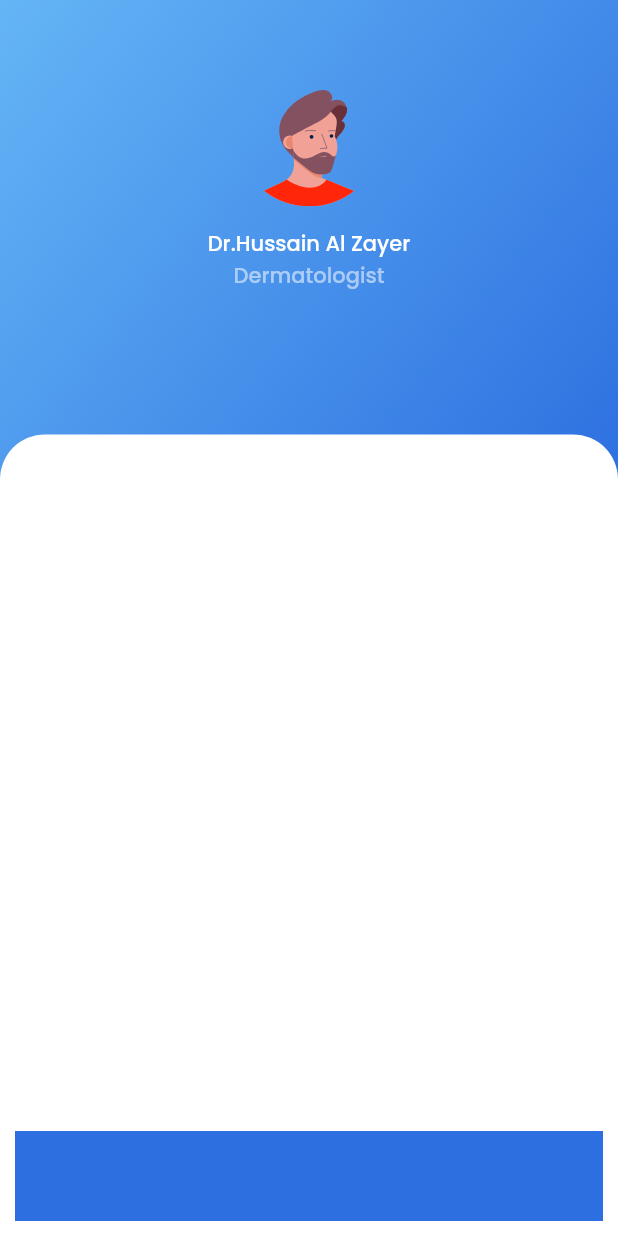
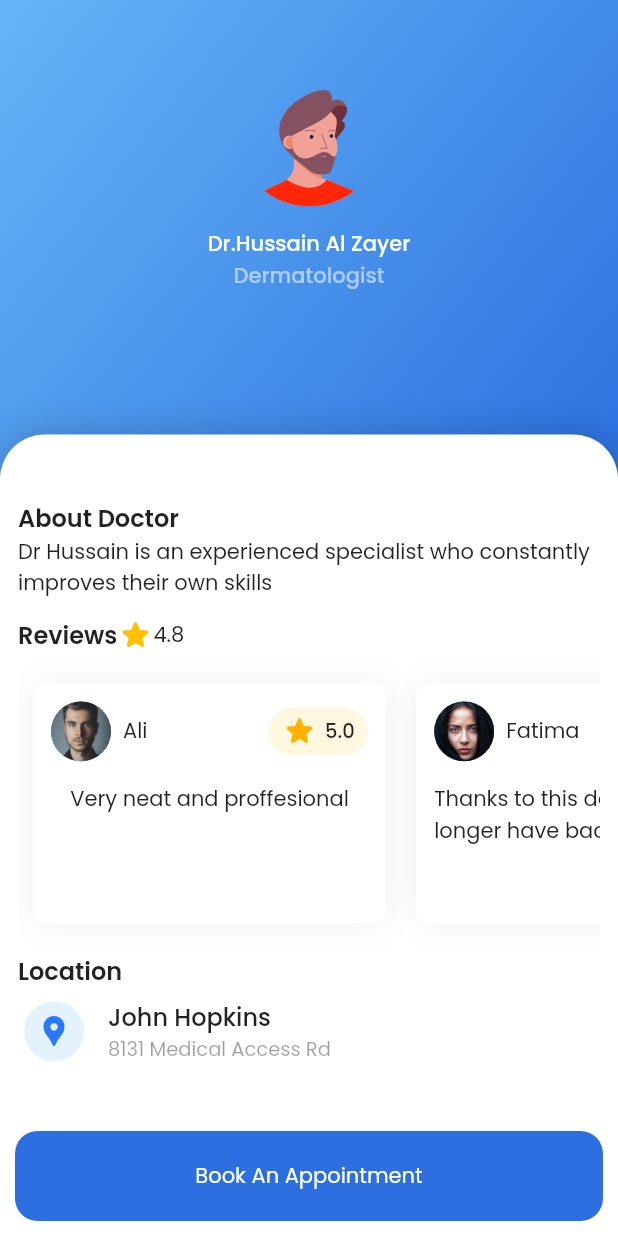
Before and after one commit to niassuh1/yaha, a Flutter app: the screen it shows after launch, after a tap on an icon or button, on a phone screen of 412 x 824 dp. Run offline on Flutter 3.47's test engine with Material 2 defaults, Android fonts, the phone set to English and light mode, and no system bars; our stand-ins replace flutter_svg, font_awesome_flutter, persistent_bottom_nav_bar.

Commit message:
More modifications to UI

```diff
--- a/lib/entities/doctor.dart
+++ b/lib/entities/doctor.dart
@@ -4,11 +4,20 @@ class Doctor {
   final String specialization;
   final double rating;
   final double phoneNumber;
+  final Location location;
 
-  const Doctor(
-      {required this.firstName,
-      required this.lastName,
-      required this.rating,
-      required this.specialization,
-      required this.phoneNumber});
+  const Doctor({
+    required this.firstName,
+    required this.lastName,
+    required this.rating,
+    required this.specialization,
+    required this.phoneNumber,
+    required this.location,
+  });
 }
+
+class Location {
+  final String locationName;
+  final String locationDetails;
+  const Location({required this.locationName, required this.locationDetails});
+}
--- /dev/null
+++ b/lib/entities/prescription.dart
@@ -0,0 +1,9 @@
+import 'package:flutter/material.dart';
+
+class Prescription {
+  final IconData icon;
+  final String title;
+  final String instruction;
+  const Prescription(
+      {required this.icon, required this.title, required this.instruction});
+}
--- /dev/null
+++ b/lib/entities/review.dart
@@ -0,0 +1,35 @@
+class Review {
+  final String reviewerName;
+  final double rating;
+  final String descripiton;
+  final String reviewerImage;
+  const Review(
+      {required this.reviewerName,
+      required this.rating,
+      required this.descripiton,
+      required this.reviewerImage});
+}
+
+List<Review> reviews = [
+  Review(
+    reviewerName: 'Ali',
+    rating: 5.0,
+    descripiton: 'Very neat and proffesional',
+    reviewerImage: 'assets/images/avatar1.jpg',
+  ),
+  Review(
+      reviewerName: 'Fatima',
+      rating: 5.0,
+      descripiton: 'Thanks to this doctor I no longer have back problems',
+      reviewerImage: 'assets/images/avatar2.jpg'),
+  Review(
+      reviewerName: 'Yousef',
+      rating: 4.5,
+      descripiton: 'Excellent and experienced doctor',
+      reviewerImage: 'assets/images/avatar3.jpg'),
+  Review(
+      reviewerName: 'Aya',
+      rating: 4.5,
+      descripiton: 'Would recommend again!',
+      reviewerImage: 'assets/images/avatar4.jpg'),
+];
--- a/lib/main.dart
+++ b/lib/main.dart
@@ -1,4 +1,6 @@
 import 'package:flutter/material.dart';
+import 'package:flutter_svg/flutter_svg.dart';
+import 'package:persistent_bottom_nav_bar/persistent-tab-view.dart';
 import 'package:yaha/constants.dart';
 import 'package:yaha/screens/home.dart';
 
@@ -6,19 +8,64 @@ void main() {
   runApp(MyApp());
 }
 
-class MyApp extends StatelessWidget {
+class MyApp extends StatefulWidget {
   const MyApp({Key? key}) : super(key: key);
+
+  @override
+  _MyAppState createState() => _MyAppState();
+}
+
+class _MyAppState extends State<MyApp> {
+  PersistentTabController _controller =
+      PersistentTabController(initialIndex: 0);
 
   @override
   Widget build(BuildContext context) {
     return MaterialApp(
       debugShowCheckedModeBanner: false,
       theme: ThemeData(
-          fontFamily: 'Poppins',
-          primaryColor: primaryColor,
-          accentColor: accentColor,
-          scaffoldBackgroundColor: Colors.white),
-      home: Home(),
+        fontFamily: 'Poppins',
+        primaryColor: primaryColor,
+        accentColor: accentColor,
+      ),
+      home: PersistentTabView(
+        context,
+        controller: _controller,
+        screens: [
+          Home(),
+          Center(child: Text('Schedule')),
+          Center(child: Text('Settings')),
+        ],
+        navBarStyle: NavBarStyle.style6,
+        navBarHeight: 65,
+        items: [
+          PersistentBottomNavBarItem(
+            icon: Icon(Icons.home_rounded),
+            activeColorPrimary: Theme.of(context).primaryColor,
+            inactiveColorPrimary: Colors.black38,
+            title: 'Home',
+          ),
+          PersistentBottomNavBarItem(
+            icon: Icon(Icons.calendar_today),
+            activeColorPrimary: Theme.of(context).primaryColor,
+            inactiveColorPrimary: Colors.black38,
+            title: 'Schedule',
+          ),
+          PersistentBottomNavBarItem(
+            icon: Icon(Icons.settings),
+            activeColorPrimary: Theme.of(context).primaryColor,
+            inactiveColorPrimary: Colors.black38,
+            title: 'Settings',
+          ),
+        ],
+        screenTransitionAnimation: ScreenTransitionAnimation(
+          animateTabTransition: true,
+          curve: Curves.easeInOut,
+          duration: Duration(
+            milliseconds: 200,
+          ),
+        ),
+      ),
     );
   }
 }
--- a/lib/screens/DoctorScreen.dart
+++ /dev/null
@@ -1,58 +0,0 @@
-import 'package:flutter/material.dart';
-// import 'package:flutter_phone_direct_caller/flutter_phone_direct_caller.dart';
-import 'package:font_awesome_flutter/font_awesome_flutter.dart';
-
-import 'package:yaha/entities/doctor.dart';
-import 'package:yaha/screens/Home.dart';
-import 'package:yaha/screens/doctor_screen_header.dart';
-
-import '../constants.dart';
-
-class DoctorScreen extends StatelessWidget {
-  const DoctorScreen({required this.doctor});
-  final Doctor doctor;
-  @override
-  Widget build(BuildContext context) {
-    ThemeData theme = Theme.of(context);
-    return Scaffold(
-      body: CustomScrollView(
-        slivers: [
-          SliverPersistentHeader(
-            delegate: DoctorScreenHeader(
-                minExtent: 10,
-                doctor: doctor,
-                maxExtent: MediaQuery.of(context).size.height / 2.5),
-          ),
-          SliverToBoxAdapter(
-            child: SizedBox(
-              height: 900,
-            ),
-          ),
-        ],
-      ),
-      bottomNavigationBar: Material(
-        color: Colors.transparent,
-        child: Container(
-          margin: EdgeInsets.all(10),
-          height: 60,
-          color: theme.primaryColor,
-        ),
-      ),
-    );
-  }
-}
-
-class BottomPart extends StatelessWidget {
-  @override
-  Widget build(BuildContext context) {
-    Radius radius = Radius.circular(50);
-    return ClipRRect(
-      borderRadius: BorderRadius.only(topLeft: radius, topRight: radius),
-      child: Container(
-        height: 500,
-        width: MediaQuery.of(context).size.width,
-        color: Colors.grey[100],
-      ),
-    );
-  }
-}
--- a/lib/screens/Home.dart
+++ b/lib/screens/Home.dart
@@ -78,28 +78,14 @@ class Home extends StatelessWidget {
                     children: [
                       DoctorCard(
                         doctor: Doctor(
-                            firstName: 'Hussain',
-                            lastName: 'Al Zayer',
-                            rating: 4.5,
-                            specialization: 'Dermatologist',
-                            phoneNumber: 0.0),
-                      ),
-                      DoctorCard(
-                        doctor: Doctor(
-                          firstName: 'Ahmad',
-                          lastName: 'Mohammad',
-                          rating: 4.5,
-                          specialization: 'Oncologist',
-                          phoneNumber: 0.0,
-                        ),
-                      ),
-                      DoctorCard(
-                        doctor: Doctor(
                           firstName: 'Hussain',
                           lastName: 'Al Zayer',
-                          rating: 4.5,
+                          rating: 4.8,
                           specialization: 'Dermatologist',
                           phoneNumber: 0.0,
+                          location: Location(
+                              locationName: 'John Hopkins',
+                              locationDetails: '8131 Medical Access Rd'),
                         ),
                       ),
                       DoctorCard(
@@ -109,6 +95,33 @@ class Home extends StatelessWidget {
                           rating: 4.5,
                           specialization: 'Oncologist',
                           phoneNumber: 0.0,
+                          location: Location(
+                              locationName: 'John Hopkins',
+                              locationDetails: '8131 Medical Access Rd'),
+                        ),
+                      ),
+                      DoctorCard(
+                        doctor: Doctor(
+                          firstName: 'Ali',
+                          lastName: 'Hasan',
+                          rating: 4.9,
+                          specialization: 'Neurologist',
+                          phoneNumber: 0.0,
+                          location: Location(
+                              locationName: 'John Hopkins',
+                              locationDetails: '8131 Medical Access Rd'),
+                        ),
+                      ),
+                      DoctorCard(
+                        doctor: Doctor(
+                          firstName: 'Hasan',
+                          lastName: 'J.',
+                          rating: 4.5,
+                          specialization: 'Radiologist',
+                          phoneNumber: 0.0,
+                          location: Location(
+                              locationName: 'John Hopkins',
+                              locationDetails: '8131 Medical Access Rd'),
                         ),
                       ),
                     ],
--- /dev/null
+++ b/lib/screens/doctor_screen.dart
@@ -0,0 +1,159 @@
+import 'package:flutter/material.dart';
+// import 'package:flutter_phone_direct_caller/flutter_phone_direct_caller.dart';
+import 'package:font_awesome_flutter/font_awesome_flutter.dart';
+
+import 'package:yaha/entities/doctor.dart';
+import 'package:yaha/entities/review.dart';
+import 'package:yaha/screens/Home.dart';
+import 'package:yaha/screens/doctor_screen_header.dart';
+import 'package:yaha/widgets/review_card.dart';
+
+import '../constants.dart';
+
+class DoctorScreen extends StatelessWidget {
+  const DoctorScreen({required this.doctor});
+  final Doctor doctor;
+  @override
+  Widget build(BuildContext context) {
+    ThemeData theme = Theme.of(context);
+    return Scaffold(
+      backgroundColor: Colors.white,
+      body: CustomScrollView(
+        slivers: [
+          SliverPersistentHeader(
+            delegate: DoctorScreenHeader(
+                minExtent: 10,
+                doctor: doctor,
+                maxExtent: MediaQuery.of(context).size.height / 2.5),
+          ),
+          SliverToBoxAdapter(
+              child: Padding(
+            padding: EdgeInsets.symmetric(horizontal: 12, vertical: 4),
+            child: Column(
+              crossAxisAlignment: CrossAxisAlignment.start,
+              children: [
+                buildSectionTitle('About Doctor'),
+                Text(
+                    'Dr ${doctor.firstName} is an experienced specialist who constantly improves their own skills'),
+                SizedBox(height: 12),
+                Row(
+                  children: [
+                    buildSectionTitle('Reviews'),
+                    Icon(
+                      Icons.star_rounded,
+                      color: Colors.amber,
+                    ),
+                    Text(doctor.rating.toString())
+                  ],
+                ),
+                Container(
+                  height: 200,
+                  child: ListView.builder(
+                    itemCount: reviews.length,
+                    scrollDirection: Axis.horizontal,
+                    itemBuilder: (context, index) {
+                      return ReviewCard(review: reviews[index]);
+                    },
+                  ),
+                ),
+                buildSectionTitle('Location'),
+                buildTile(
+                  icon: Icons.location_pin,
+                  title: doctor.location.locationName,
+                  subtitle: doctor.location.locationDetails,
+                ),
+                SizedBox(
+                  height: 10,
+                ),
+              ],
+            ),
+          )),
+        ],
+      ),
+      bottomNavigationBar: buildButton(theme),
+    );
+  }
+
+  Material buildTile(
+      {required IconData icon,
+      required String title,
+      required String subtitle}) {
+    return Material(
+      color: Colors.transparent,
+      child: ListTile(
+        contentPadding: EdgeInsets.symmetric(horizontal: 4),
+        leading: Container(
+          padding: EdgeInsets.all(8),
+          decoration: BoxDecoration(
+            color: Colors.blue[50],
+            borderRadius: BorderRadius.circular(20),
+          ),
+          child: Icon(
+            icon,
+            color: Colors.blueAccent[400],
+          ),
+        ),
+        title: Column(
+          crossAxisAlignment: CrossAxisAlignment.start,
+          children: [
+            Text(
+              title,
+              style: TextStyle(
+                fontWeight: FontWeight.w500,
+              ),
+            ),
+            Text(
+              subtitle,
+              style: TextStyle(
+                fontSize: 13,
+                color: Colors.black38,
+              ),
+            ),
+          ],
+        ),
+      ),
+    );
+  }
+
+  Text buildSectionTitle(String title) {
+    return Text(
+      title,
+      style: TextStyle(
+        fontWeight: FontWeight.w600,
+        fontSize: 16,
+      ),
+    );
+  }
+
+  Container buildButton(ThemeData theme) {
+    return Container(
+      clipBehavior: Clip.antiAlias,
+      alignment: Alignment.center,
+      margin: EdgeInsets.all(10),
+      height: 60,
+      decoration: BoxDecoration(
+        color: theme.primaryColor,
+        borderRadius: BorderRadius.circular(15),
+      ),
+      child: Material(
+        color: Colors.transparent,
+        child: InkWell(
+          splashColor: Colors.white.withOpacity(.4),
+          onTap: () {},
+          child: Ink(
+            width: double.infinity,
+            height: double.infinity,
+            child: Center(
+              child: Text(
+                'Book An Appointment',
+                style: TextStyle(
+                  color: Colors.white,
+                ),
+              ),
+            ),
+          ),
+        ),
+      ),
+    );
+  }
+}
--- a/lib/screens/doctor_screen_header.dart
+++ b/lib/screens/doctor_screen_header.dart
@@ -10,6 +10,7 @@ class DoctorScreenHeader extends SliverPersistentHeaderDelegate {
   final double minExtent;
   final double maxExtent;
   final Doctor doctor;
+
   @override
   Widget build(
       BuildContext context, double shrinkOffset, bool overlapsContent) {
@@ -70,7 +71,15 @@ class DoctorScreenHeader extends SliverPersistentHeaderDelegate {
             decoration: BoxDecoration(
               color: Colors.white,
               borderRadius: BorderRadius.only(
-                  topLeft: defaultRadius, topRight: defaultRadius),
+                topLeft: defaultRadius,
+                topRight: defaultRadius,
+              ),
+              boxShadow: [
+                BoxShadow(
+                  color: Colors.black.withOpacity(.2),
+                  blurRadius: 20,
+                ),
+              ],
             ),
           ),
         ),
--- a/lib/widgets/doctor_card.dart
+++ b/lib/widgets/doctor_card.dart
@@ -1,7 +1,9 @@
 import 'package:flutter/material.dart';
 import 'package:flutter_svg/flutter_svg.dart';
+import 'package:persistent_bottom_nav_bar/persistent-tab-view.dart';
 import 'package:yaha/entities/doctor.dart';
-import 'package:yaha/screens/DoctorScreen.dart';
+import 'package:yaha/screens/doctor_screen.dart';
+import 'package:yaha/widgets/star_badge.dart';
 
 class DoctorCard extends StatelessWidget {
   const DoctorCard({required this.doctor});
@@ -11,11 +13,9 @@ class DoctorCard extends StatelessWidget {
   Widget build(BuildContext context) {
     return GestureDetector(
       onTap: () {
-        Navigator.push(
-            context,
-            MaterialPageRoute(
-              builder: (context) => DoctorScreen(doctor: doctor),
-            ));
+        Navigator.of(context).push((MaterialPageRoute(
+          builder: (context) => DoctorScreen(doctor: doctor),
+        )));
       },
       child: Container(
         height: 225,
@@ -56,32 +56,7 @@ class DoctorCard extends StatelessWidget {
               style: TextStyle(color: Colors.black26),
             ),
             Spacer(),
-            Container(
-              width: 100,
-              padding: EdgeInsets.all(4),
-              decoration: BoxDecoration(
-                  color: Colors.amber[50],
-                  borderRadius: BorderRadius.circular(20)),
-              child: Row(
-                mainAxisAlignment: MainAxisAlignment.center,
-                children: [
-                  Icon(
-                    Icons.star,
-                    color: Colors.amber[600],
-                  ),
-                  SizedBox(
-                    width: 5,
-                  ),
-                  Text(
-                    doctor.rating.toString(),
-                    style: TextStyle(
-                      fontWeight: FontWeight.w500,
-                      fontSize: 13,
-                    ),
-                  ),
-                ],
-              ),
-            ),
+            SizedBox(width: 100, child: StarBadge(rating: doctor.rating)),
           ],
         ),
       ),
--- /dev/null
+++ b/lib/widgets/review_card.dart
@@ -0,0 +1,52 @@
+import 'package:flutter/material.dart';
+import 'package:yaha/entities/review.dart';
+import 'package:yaha/widgets/star_badge.dart';
+
+class ReviewCard extends StatelessWidget {
+  const ReviewCard({required this.review});
+
+  final Review review;
+
+  @override
+  Widget build(BuildContext context) {
+    return Container(
+      margin: EdgeInsets.symmetric(vertical: 20, horizontal: 10),
+      padding: EdgeInsets.all(12),
+      decoration: BoxDecoration(
+        color: Colors.white,
+        borderRadius: BorderRadius.circular(8),
+        boxShadow: [
+          BoxShadow(
+            color: Colors.black.withOpacity(.06),
+            blurRadius: 18,
+          ),
+        ],
+      ),
+      width: MediaQuery.of(context).size.width / 1.75,
+      child: Column(
+        children: [
+          Row(
+            children: [
+              CircleAvatar(
+                backgroundColor: Colors.blueAccent,
+                backgroundImage: AssetImage(review.reviewerImage),
+              ),
+              SizedBox(
+                width: 8,
+              ),
+              Text(review.reviewerName),
+              Spacer(),
+              StarBadge(rating: review.rating)
+            ],
+          ),
+          SizedBox(height: 15),
+          Text(
+            review.descripiton,
+            overflow: TextOverflow.ellipsis,
+            maxLines: 2,
+          )
+        ],
+      ),
+    );
+  }
+}
--- /dev/null
+++ b/lib/widgets/star_badge.dart
@@ -0,0 +1,38 @@
+import 'package:flutter/material.dart';
+
+class StarBadge extends StatelessWidget {
+  const StarBadge({
+    Key? key,
+    required this.rating,
+  }) : super(key: key);
+
+  final double rating;
+
+  @override
+  Widget build(BuildContext context) {
+    return Container(
+      padding: EdgeInsets.symmetric(horizontal: 9, vertical: 4),
+      decoration: BoxDecoration(
+          color: Colors.amber[50], borderRadius: BorderRadius.circular(20)),
+      child: Row(
+        mainAxisAlignment: MainAxisAlignment.center,
+        children: [
+          Icon(
+            Icons.star_rounded,
+            color: Colors.amber[600],
+          ),
+          SizedBox(
+            width: 5,
+          ),
+          Text(
+            rating.toString(),
+            style: TextStyle(
+              fontWeight: FontWeight.w500,
+              fontSize: 13,
+            ),
+          ),
+        ],
+      ),
+    );
+  }
+}
```
Also changed, not shown: assets/images/avatar1.jpg (added), assets/images/avatar2.jpg (added), assets/images/avatar3.jpg (added), assets/images/avatar4.jpg (added), assets/images/home_icon.svg (added), lib/widgets/perscription_card.dart (added).
